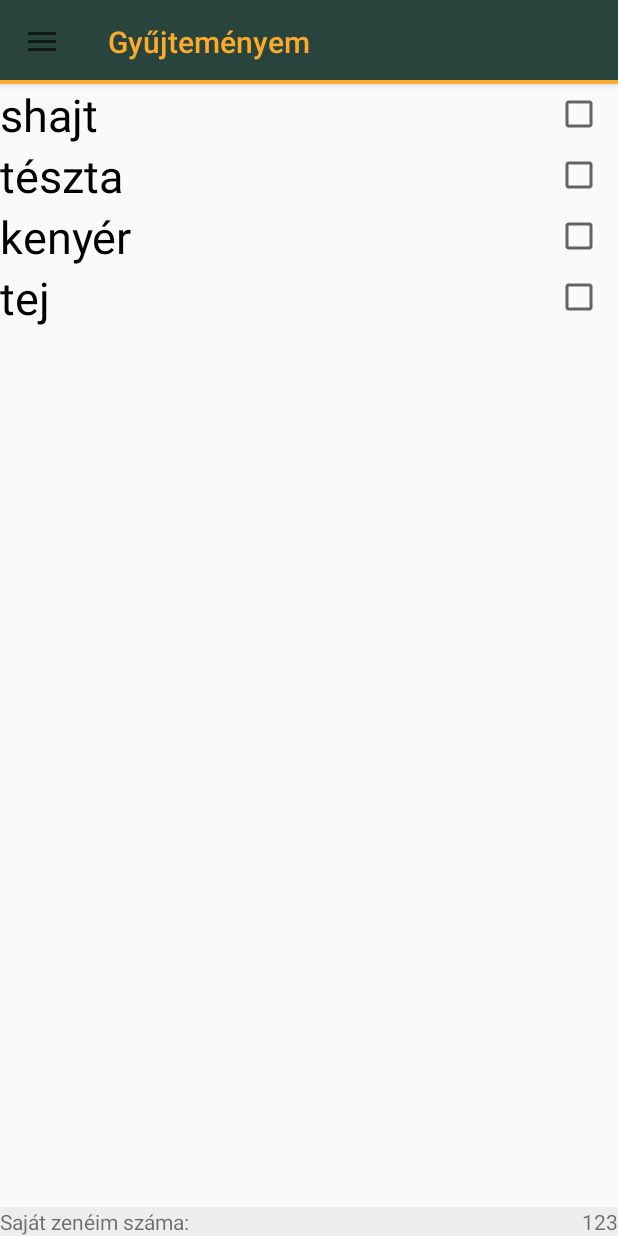
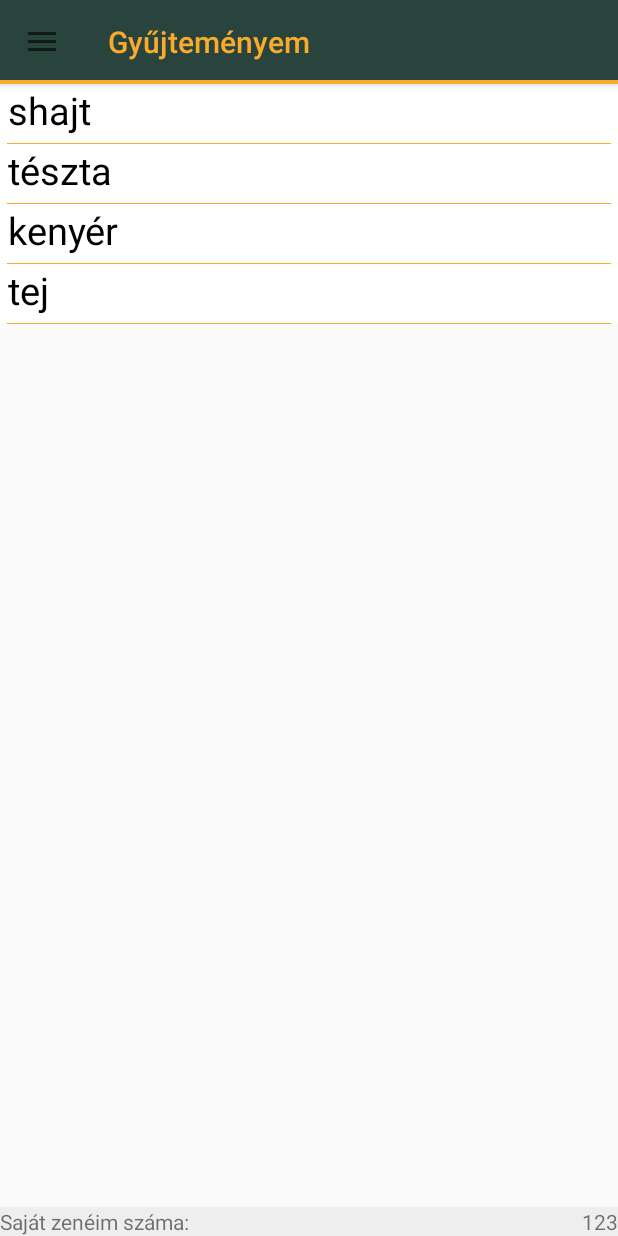
Before and after one commit to Kdavid013/NFC_Authorized_Jukebox, an Android app: the screen it shows after launch (MainActivity), on a phone screen of 412 x 824 dp. Run offline under Robolectric (Android 15) with nearby library versions, the light colour scheme and no system bars; 1 statement that could not run was skipped.

Commit message:
Version 1.1.4 zenék hozzáadása a gyüjteményhez checkbox list megcsinálása lista elemek kinézetének frissétése

```diff
--- a/app/src/main/java/com/example/testdetection/MainActivity.java
+++ b/app/src/main/java/com/example/testdetection/MainActivity.java
@@ -31,6 +31,7 @@ public class MainActivity extends AppCompatActivity implements NavigationView.On
     static final String sajatAdatLekeroCim = "http://192.168.1.147/sajatAdatLekeres.php?ID=";
     static final String osszesZeneLekeroCim = "http://192.168.1.147/osszesZeneLekeres.php";
 
+    static final String kivalasztottZenekHozzaadasa = "http://192.168.1.147/zene_hozzadas_gyujtemenyhez.php?ID=";
     static String tagId ="";
 
     private NfcAdapter nfcAdapter;
--- a/app/src/main/java/com/example/testdetection/MyRecycleViewAdapter.java
+++ b/app/src/main/java/com/example/testdetection/MyRecycleViewAdapter.java
@@ -16,14 +16,11 @@ public class MyRecycleViewAdapter  extends RecyclerView.Adapter<MyRecycleViewAda
     private List<String> mData;
     private LayoutInflater mInflater;
 
-    int listaElemKinezet;
-
 
 
     public MyRecycleViewAdapter(List<String> mData, LayoutInflater mInflater, int listaElemKinezet) {
         this.mData = mData;
         this.mInflater = mInflater;
-        this.listaElemKinezet = listaElemKinezet;
     }
 
     @NonNull
@@ -50,7 +47,7 @@ public class MyRecycleViewAdapter  extends RecyclerView.Adapter<MyRecycleViewAda
         @SuppressLint("ResourceType")
         public ViewHolder(@NonNull View itemView) {
             super(itemView);
-            myTextView = itemView.findViewById(listaElemKinezet);
+            myTextView = itemView.findViewById(R.id.text_view_for_list);
         }
 
         @Override
--- a/app/src/main/java/com/example/testdetection/RegisztracioFragment.java
+++ b/app/src/main/java/com/example/testdetection/RegisztracioFragment.java
@@ -63,7 +63,7 @@ public class RegisztracioFragment extends Fragment {
 
         regisztracioButton.setOnClickListener(v -> {
 
-            if (!(tagId.equals("") || felhasznaloNevET.getText().toString().equals(""))) {
+            if (!(nfcIdTextView.getText().equals("") || felhasznaloNevET.getText().toString().equals(""))) {
                 insertToDb();
                 nfcIdTextView.setText("");
                 felhasznaloNevET.setText("");
--- a/app/src/main/java/com/example/testdetection/SajatAdatokFragment.java
+++ b/app/src/main/java/com/example/testdetection/SajatAdatokFragment.java
@@ -53,7 +53,7 @@ public class SajatAdatokFragment extends Fragment {
             StringRequest stringRequest = new StringRequest(Request.Method.GET, MainActivity.sajatAdatLekeroCim + MainActivity.tagId, response -> {
                 //logToDebug();
                 Log.d("Debug", response);
-                String[] data = response.split(" ");
+                String[] data = response.split(";");
                 felhasznaloNevTV.setText(data[1]);
                 uniPassKartyaAzonositoTV.setText(data[0]);
                 csatlakozasDatumaTV.setText(data[2]);
--- /dev/null
+++ b/app/src/main/res/drawable/list_item_border.xml
@@ -0,0 +1,13 @@
+<?xml version="1.0" encoding="utf-8"?>
+<layer-list xmlns:android="http://schemas.android.com/apk/res/android">
+    <item android:left="5dp" android:right="5dp">
+        <shape android:shape="rectangle">
+            <solid android:color="@color/DEorange" />
+        </shape>
+    </item>
+    <item android:bottom="1dp">
+        <shape android:shape="rectangle">
+            <solid android:color="@color/white" />
+        </shape>
+    </item>
+</layer-list>
--- a/app/src/main/res/layout/fragment_osszes_zene.xml
+++ b/app/src/main/res/layout/fragment_osszes_zene.xml
@@ -12,6 +12,7 @@
         android:choiceMode="multipleChoice" />
 
     <Button
+        android:id="@+id/dalok_hozzadas_gomb"
         android:layout_width="match_parent"
         android:layout_height="wrap_content"
         android:text="@string/dalok_hozzaadasa"
--- a/app/src/main/res/layout/text_view_for_list_item.xml
+++ b/app/src/main/res/layout/text_view_for_list_item.xml
@@ -2,20 +2,13 @@
 <RelativeLayout
     xmlns:android="http://schemas.android.com/apk/res/android"
     android:layout_width="match_parent"
-    android:layout_height="wrap_content">
+    android:layout_height="wrap_content"
+    android:background="@drawable/list_item_border">
 
     <TextView
         android:id="@+id/text_view_for_list"
         android:layout_width="match_parent"
         android:layout_height="wrap_content"
-        android:textColor="@color/black"
-        android:textSize="30sp" />
-
-    <CheckBox
-        android:layout_width="wrap_content"
-        android:layout_height="wrap_content"
-        android:layout_alignEnd="@id/text_view_for_list"
-        android:paddingEnd="10dp"
-        android:textSize="30sp" />
+        style="@style/ListItemTextStyle"/>
 
 </RelativeLayout>
--- a/app/src/main/res/values/themes.xml
+++ b/app/src/main/res/values/themes.xml
@@ -16,4 +16,11 @@
         <item name="background">@drawable/bottom_border</item>
         <item name="android:textColor">@color/black</item>
     </style>
+
+    <style name="ListItemTextStyle">
+        <item name="android:paddingStart">5dp</item>
+        <item name="android:textSize">25sp</item>
+        <item name="android:layout_marginBottom">5dp</item>
+        <item name="android:textColor">@color/black</item>
+    </style>
 </resources>
```
Also changed, not shown: app/src/main/java/com/example/testdetection/ModelClass.java (added, +47 -0 lines), app/src/main/java/com/example/testdetection/MyRecycleViewAdapterWithCheckbox.java (added, +87 -0 lines), app/src/main/java/com/example/testdetection/OsszesZeneFragment.java (+42 -5 lines), app/src/main/res/layout/rv_layout_with_checkbox.xml (added, +24 -0 lines), app/src/main/res/layout/shajtos_teszta_list_item.xml (deleted, +0 -13 lines).
